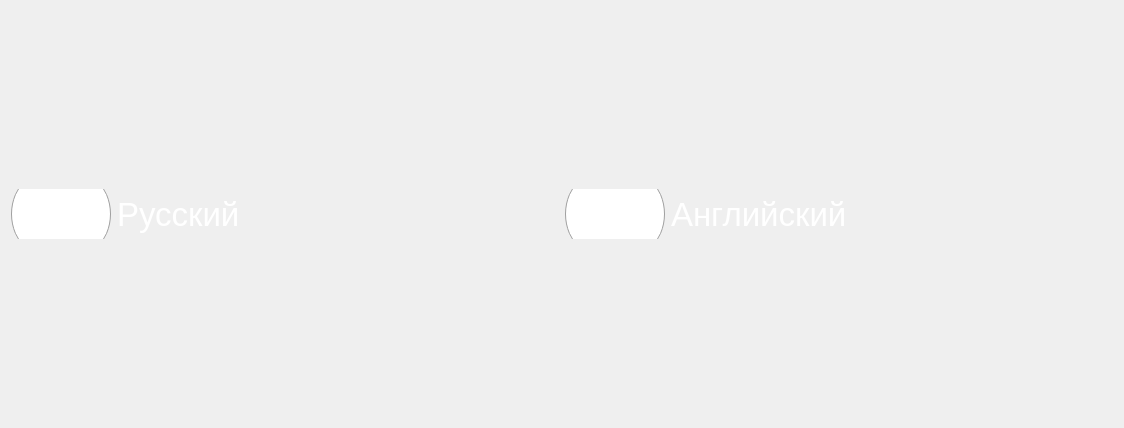
Qt form app/gui/languagepage.ui (VictoriaSin/ICPMonitor) before a commit.
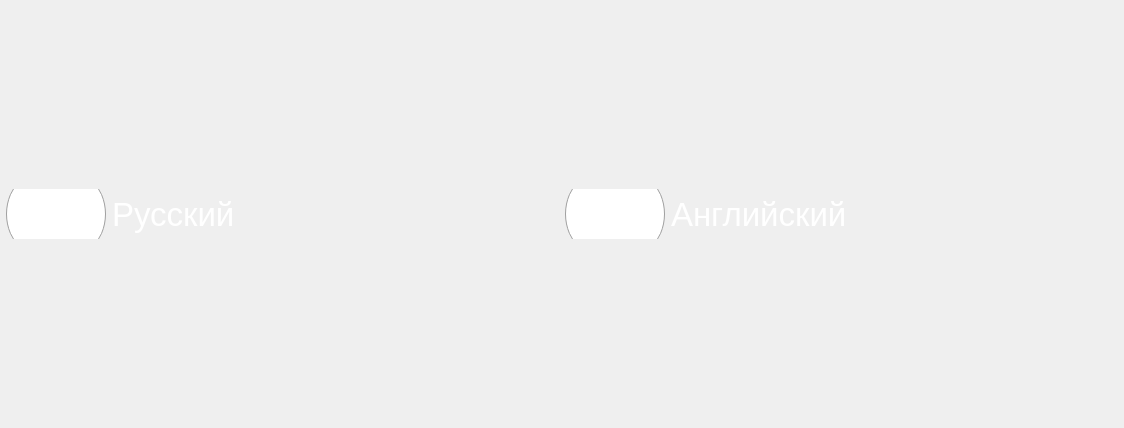
The same form after that commit. Icons and pictures are not drawn.

The edit to the form file:
```diff
--- a/app/gui/languagepage.ui
+++ b/app/gui/languagepage.ui
@@ -11,6 +11,12 @@
    </rect>
   </property>
   <layout class="QGridLayout" name="gridLayout">
+   <property name="leftMargin">
+    <number>6</number>
+   </property>
+   <property name="rightMargin">
+    <number>6</number>
+   </property>
    <item row="0" column="0">
     <widget class="QRadioButton" name="rusLangRB">
      <property name="font">
@@ -47,8 +53,8 @@
      </property>
      <property name="iconSize">
       <size>
-       <width>100</width>
-       <height>75</height>
+       <width>75</width>
+       <height>55</height>
       </size>
      </property>
     </widget>
@@ -89,8 +95,8 @@
      </property>
      <property name="iconSize">
       <size>
-       <width>100</width>
-       <height>75</height>
+       <width>75</width>
+       <height>55</height>
       </size>
      </property>
     </widget>
```
